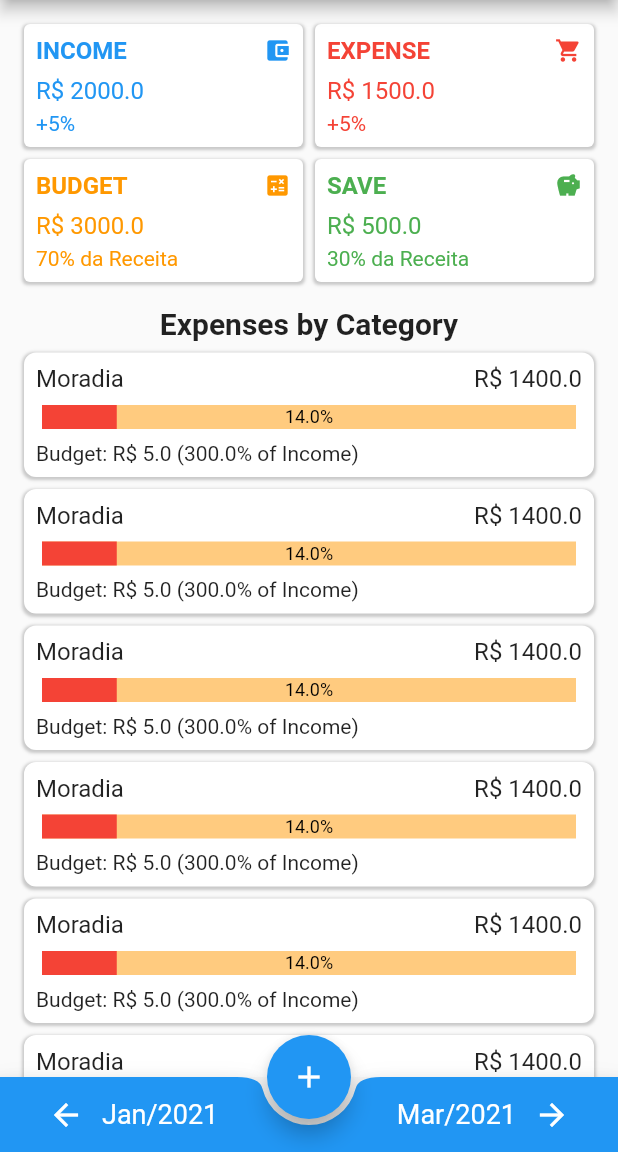
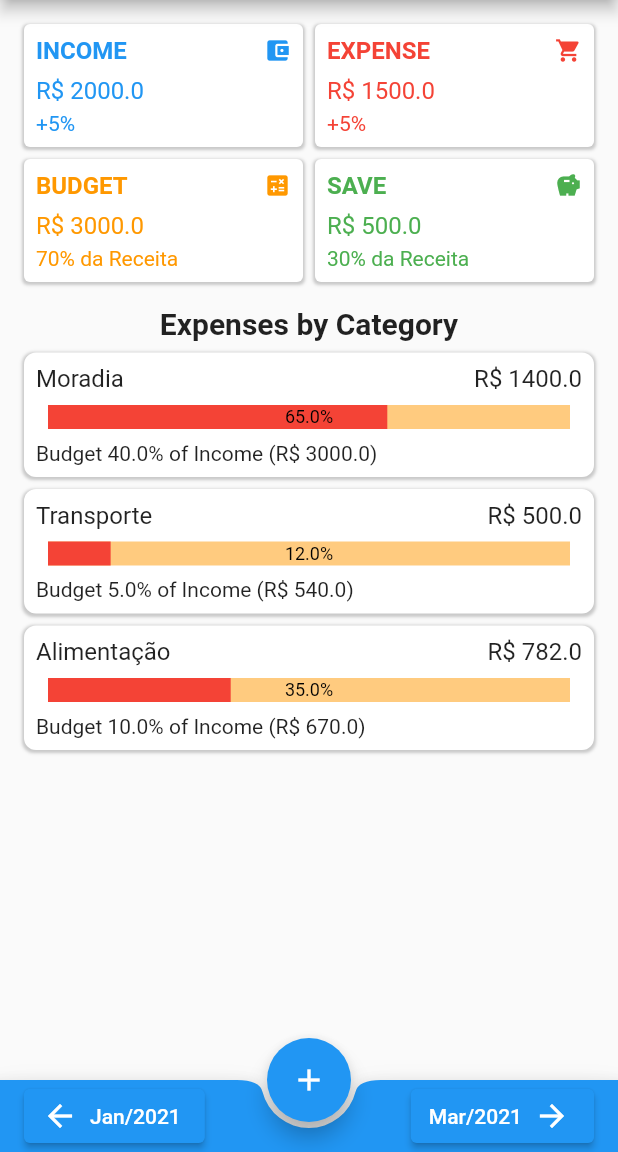
Before and after one commit to hebertjulio/mesames, a Flutter app: the screen it shows after launch, on a phone screen of 412 x 824 dp, the part 84-1236 px from its top. Run offline on Flutter 3.47's test engine with Material 2 defaults, Android fonts, the phone set to English and light mode, and no system bars; drawn by our look-alikes of percent_indicator.

Commit message:
Ajustes na bottombar e no layout do componente chart by category

```diff
--- a/lib/components/bottom_navigator.dart
+++ b/lib/components/bottom_navigator.dart
@@ -3,43 +3,25 @@ import 'package:flutter/material.dart';
 class MonthlyBottomNavigator extends StatelessWidget {
   @override
   Widget build(BuildContext context) {
-    return Container(
-      height: 50,
+    return BottomAppBar(
+      color: Colors.blue,
+      shape: CircularNotchedRectangle(),
       child: Padding(
-        padding: const EdgeInsets.symmetric(horizontal: 20.0),
+        padding: const EdgeInsets.only(left: 16.0, right: 16.0),
         child: Row(
           mainAxisAlignment: MainAxisAlignment.spaceBetween,
-          children: <Widget>[
-            Row(
           children: [
-                IconButton(
+            ElevatedButton.icon(
+              label: Text('Jan/2021'),
               icon: Icon(
                 Icons.arrow_back,
                 color: Colors.white,
               ),
               onPressed: () {},
             ),
-                Text(
-                  'Jan/2021',
-                  style: TextStyle(
-                    fontSize: 18,
-                    color: Colors.white,
-                  ),
-                ),
-              ],
-            ),
-            SizedBox.shrink(),
-            Row(
-              children: [
-                Text(
-                  'Mar/2021',
-                  style: TextStyle(
-                    fontSize: 18,
-                    color: Colors.white,
-                  ),
-                ),
-                IconButton(
-                  icon: Icon(
+            ElevatedButton.icon(
+              icon: Text('Mar/2021'),
+              label: Icon(
                 Icons.arrow_forward,
                 color: Colors.white,
               ),
@@ -47,8 +29,6 @@ class MonthlyBottomNavigator extends StatelessWidget {
             ),
           ],
         ),
-          ],
-        ),
       ),
     );
   }
--- a/lib/components/chart_by_category.dart
+++ b/lib/components/chart_by_category.dart
@@ -70,7 +70,7 @@ class _ChartByCategoryItem extends StatelessWidget {
                 ),
               ),
               LinearPercentIndicator(
-                padding: const EdgeInsets.only(left: 4.0, right: 4.0),
+                padding: const EdgeInsets.only(left: 8.0, right: 8.0),
                 percent: this._data.totalPercentage / 100,
                 lineHeight: 16,
                 progressColor: Colors.red,
@@ -86,7 +86,7 @@ class _ChartByCategoryItem extends StatelessWidget {
               Padding(
                 padding: const EdgeInsets.only(top: 8.0),
                 child: Text(
-                  'Budget: ${this._data.currency} ${this._data.budgetValue} (${this._data.budgetpercentage}% of Income)',
+                  'Budget ${this._data.budgetpercentage}% of Income (${this._data.currency} ${this._data.budgetValue})',
                   style: TextStyle(
                     fontSize: 14,
                   ),
--- a/lib/pages/home_page.dart
+++ b/lib/pages/home_page.dart
@@ -31,19 +31,9 @@ class HomePage extends StatelessWidget {
                 ),
               ),
               ChartByCategory(<ChartByCategoryData>[
-                ChartByCategoryData('Moradia', 'R\$', 1400, 14, 5, 300),
-                ChartByCategoryData('Moradia', 'R\$', 1400, 14, 5, 300),
-                ChartByCategoryData('Moradia', 'R\$', 1400, 14, 5, 300),
-                ChartByCategoryData('Moradia', 'R\$', 1400, 14, 5, 300),
-                ChartByCategoryData('Moradia', 'R\$', 1400, 14, 5, 300),
-                ChartByCategoryData('Moradia', 'R\$', 1400, 14, 5, 300),
-                ChartByCategoryData('Moradia', 'R\$', 1400, 14, 5, 300),
-                ChartByCategoryData('Moradia', 'R\$', 1400, 14, 5, 300),
-                ChartByCategoryData('Moradia', 'R\$', 1400, 14, 5, 300),
-                ChartByCategoryData('Moradia', 'R\$', 1400, 14, 5, 300),
-                ChartByCategoryData('Moradia', 'R\$', 1400, 14, 5, 300),
-                ChartByCategoryData('Moradia', 'R\$', 1400, 14, 5, 300),
-                ChartByCategoryData('Moradia', 'R\$', 1400, 14, 5, 300),
+                ChartByCategoryData('Moradia', 'R\$', 1400, 65, 3000, 40),
+                ChartByCategoryData('Transporte', 'R\$', 500, 12, 540, 5),
+                ChartByCategoryData('Alimentação', 'R\$', 782, 35, 670, 10),
               ]),
             ],
           ),
@@ -54,11 +44,7 @@ class HomePage extends StatelessWidget {
         onPressed: () {},
       ),
       floatingActionButtonLocation: FloatingActionButtonLocation.centerDocked,
-      bottomNavigationBar: BottomAppBar(
-        color: Colors.blue,
-        shape: CircularNotchedRectangle(),
-        child: MonthlyBottomNavigator(),
-      ),
+      bottomNavigationBar: MonthlyBottomNavigator(),
     );
   }
 }
```
Lines whose indentation alone changed are shown as unchanged.
